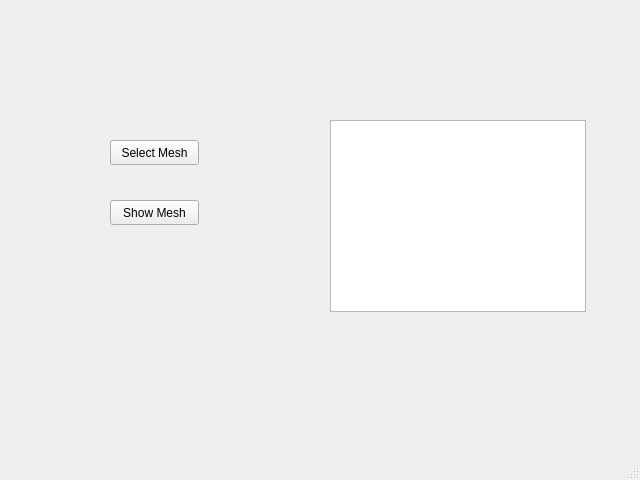
Qt form kratos_salome_plugin/gui/ui_forms/groups_window.ui (KratosMultiphysics/KratosSalomePlugin) before a commit.
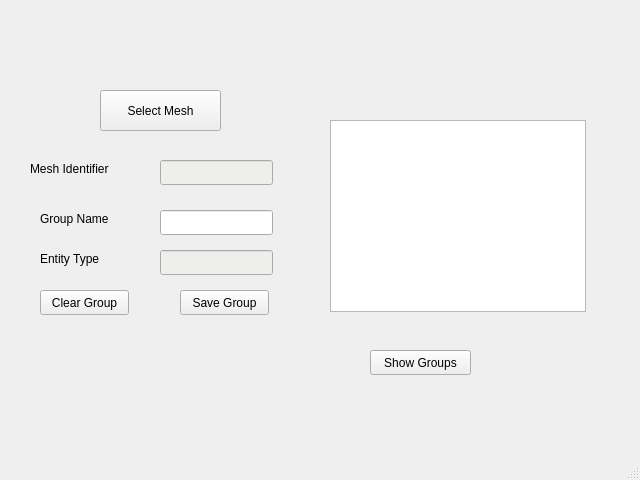
The same form after that commit.

```diff
--- a/kratos_salome_plugin/gui/ui_forms/groups_window.ui
+++ b/kratos_salome_plugin/gui/ui_forms/groups_window.ui
@@ -17,10 +17,10 @@
    <widget class="QPushButton" name="pushButton">
     <property name="geometry">
      <rect>
-      <x>110</x>
-      <y>140</y>
-      <width>89</width>
-      <height>25</height>
+      <x>100</x>
+      <y>90</y>
+      <width>121</width>
+      <height>41</height>
      </rect>
     </property>
     <property name="text">
@@ -30,14 +30,14 @@
    <widget class="QPushButton" name="pushButton_2">
     <property name="geometry">
      <rect>
-      <x>110</x>
-      <y>200</y>
-      <width>89</width>
+      <x>370</x>
+      <y>350</y>
+      <width>101</width>
       <height>25</height>
      </rect>
     </property>
     <property name="text">
-     <string>Show Mesh</string>
+     <string>Show Groups</string>
     </property>
    </widget>
    <widget class="QListView" name="listView">
@@ -48,6 +48,125 @@
       <width>256</width>
       <height>192</height>
      </rect>
+    </property>
+    <property name="focusPolicy">
+     <enum>Qt::StrongFocus</enum>
+    </property>
+    <property name="selectionMode">
+     <enum>QAbstractItemView::ExtendedSelection</enum>
+    </property>
+   </widget>
+   <widget class="QPushButton" name="button_save_group">
+    <property name="geometry">
+     <rect>
+      <x>180</x>
+      <y>290</y>
+      <width>89</width>
+      <height>25</height>
+     </rect>
+    </property>
+    <property name="text">
+     <string>Save Group</string>
+    </property>
+   </widget>
+   <widget class="QLineEdit" name="lineEdit_group_name">
+    <property name="geometry">
+     <rect>
+      <x>160</x>
+      <y>210</y>
+      <width>113</width>
+      <height>25</height>
+     </rect>
+    </property>
+   </widget>
+   <widget class="QLabel" name="label">
+    <property name="geometry">
+     <rect>
+      <x>40</x>
+      <y>210</y>
+      <width>91</width>
+      <height>17</height>
+     </rect>
+    </property>
+    <property name="text">
+     <string>Group Name</string>
+    </property>
+   </widget>
+   <widget class="QLineEdit" name="lineEdit">
+    <property name="geometry">
+     <rect>
+      <x>160</x>
+      <y>160</y>
+      <width>113</width>
+      <height>25</height>
+     </rect>
+    </property>
+    <property name="styleSheet">
+     <string notr="true">background-color: rgb(238, 238, 236);</string>
+    </property>
+    <property name="text">
+     <string/>
+    </property>
+    <property name="readOnly">
+     <bool>true</bool>
+    </property>
+   </widget>
+   <widget class="QLabel" name="label_2">
+    <property name="geometry">
+     <rect>
+      <x>30</x>
+      <y>160</y>
+      <width>111</width>
+      <height>17</height>
+     </rect>
+    </property>
+    <property name="text">
+     <string>Mesh Identifier</string>
+    </property>
+   </widget>
+   <widget class="QLabel" name="label_3">
+    <property name="geometry">
+     <rect>
+      <x>40</x>
+      <y>250</y>
+      <width>101</width>
+      <height>17</height>
+     </rect>
+    </property>
+    <property name="text">
+     <string>Entity Type</string>
+    </property>
+   </widget>
+   <widget class="QLineEdit" name="lineEdit_2">
+    <property name="geometry">
+     <rect>
+      <x>160</x>
+      <y>250</y>
+      <width>113</width>
+      <height>25</height>
+     </rect>
+    </property>
+    <property name="styleSheet">
+     <string notr="true">background-color: rgb(238, 238, 236);</string>
+    </property>
+    <property name="readOnly">
+     <bool>true</bool>
+    </property>
+    <property name="clearButtonEnabled">
+     <bool>false</bool>
+    </property>
+   </widget>
+   <widget class="QPushButton" name="button_clear_group">
+    <property name="geometry">
+     <rect>
+      <x>40</x>
+      <y>290</y>
+      <width>89</width>
+      <height>25</height>
+     </rect>
+    </property>
+    <property name="text">
+     <string>Clear Group</string>
     </property>
    </widget>
   </widget>
```
Left out of the diff: 5 changed lines with no effect on the pictures.
